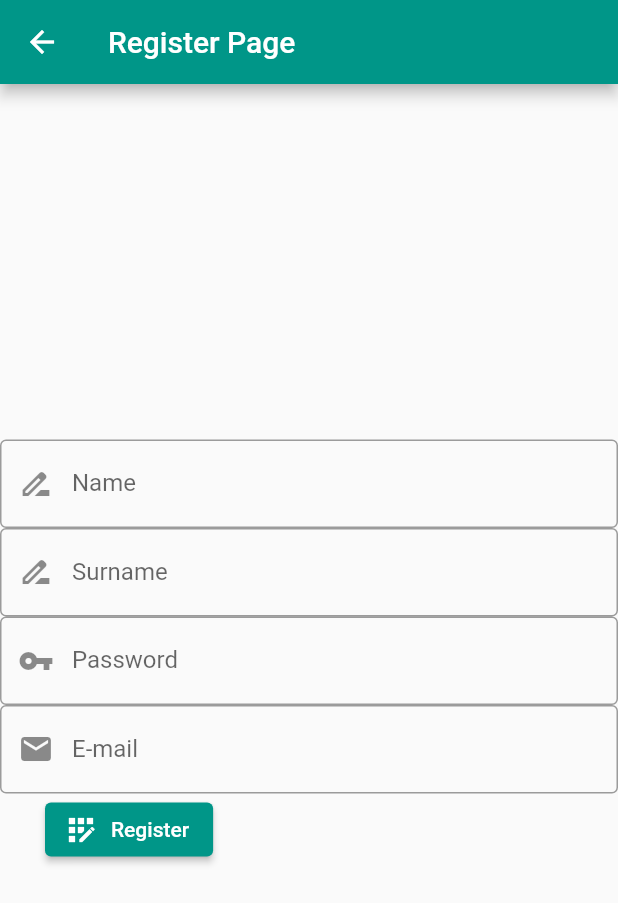
After one commit to batuhanbostanci/AlumniApp-Software-TemProject, a Flutter app: the screen it shows after launch, after a tap on "Login", after a tap on "Register", on a phone screen of 412 x 824 dp. The commit adds this screen. Shown: the top 903 px of the screen. Run offline on Flutter 3.47's test engine with Material 2 defaults, Android fonts, the phone set to English and light mode, and no system bars; our stand-ins replace cloud_firestore, firebase_auth, firebase_core; accounts and stored records are empty; network calls fail.

Commit message:
Connect FireStore and Adding Register Page

```diff
--- a/lib/login.dart
+++ b/lib/login.dart
@@ -1,5 +1,9 @@
+import 'package:alumnisoftwareapp/mainpage.dart';
+import 'package:alumnisoftwareapp/register.dart';
 import 'package:flutter/cupertino.dart';
 import 'package:flutter/material.dart';
+import 'package:firebase_auth/firebase_auth.dart';
+import 'package:cloud_firestore/cloud_firestore.dart';
 
 class LoginPage extends StatefulWidget {
   @override
@@ -9,6 +13,7 @@ class LoginPage extends StatefulWidget {
 class _LoginPageState extends State<LoginPage> {
   String email;
   String password;
+  String error = "";
   var formKey = GlobalKey<FormState>();
   bool rememberMe = false;
 
@@ -95,8 +100,9 @@ class _LoginPageState extends State<LoginPage> {
                         }),
                   ),
                   Expanded(
-                      child: TextButton(
-                          onPressed: () {}, child: Text("Forget Password?"))),
+                    child: TextButton(
+                        onPressed: () {}, child: Text("Forget Password?")),
+                  ),
                 ],
               ),
               Padding(
@@ -109,7 +115,32 @@ class _LoginPageState extends State<LoginPage> {
                           style: ElevatedButton.styleFrom(
                             primary: Colors.blueGrey,
                           ),
-                          onPressed: () {},
+                          onPressed: () async {
+                            if (formKey.currentState.validate()) {
+                              formKey.currentState.save();
+                              try {
+                                UserCredential userCredential =
+                                    await FirebaseAuth.instance
+                                        .signInWithEmailAndPassword(
+                                  email: email,
+                                  password: password,
+                                );
+                                Navigator.push(
+                                    context,
+                                    MaterialPageRoute(
+                                        builder: (context) => MainPage()));
+                              } on FirebaseAuthException catch (e) {
+                                if (e.code == 'user-not-found') {
+                                  error = 'No user found for that email';
+                                  print('No user found for that email.');
+                                } else if (e.code == 'wrong-password') {
+                                  error = 'No user found for that email';
+                                  print(
+                                      'Wrong password provided for that user.');
+                                }
+                              }
+                            }
+                          },
                           child: Text("Login")),
                     ),
                     SizedBox(
@@ -120,7 +151,12 @@ class _LoginPageState extends State<LoginPage> {
                           style: ElevatedButton.styleFrom(
                             primary: Colors.blueGrey,
                           ),
-                          onPressed: () {},
+                          onPressed: () {
+                            Navigator.push(
+                                context,
+                                MaterialPageRoute(
+                                    builder: (context) => Register()));
+                          },
                           child: Text("Register")),
                     ),
                   ],
--- a/lib/main.dart
+++ b/lib/main.dart
@@ -1,7 +1,10 @@
 import 'package:alumnisoftwareapp/login.dart';
+import 'package:firebase_core/firebase_core.dart';
 import 'package:flutter/material.dart';
 
-void main() {
+Future<void> main() async {
+  WidgetsFlutterBinding.ensureInitialized();
+  await Firebase.initializeApp();
   runApp(MaterialApp(
     debugShowCheckedModeBanner: false,
     theme: ThemeData(
--- /dev/null
+++ b/lib/mainpage.dart
@@ -0,0 +1,17 @@
+import 'package:flutter/material.dart';
+
+class MainPage extends StatefulWidget {
+  @override
+  _MainPageState createState() => _MainPageState();
+}
+
+class _MainPageState extends State<MainPage> {
+  @override
+  Widget build(BuildContext context) {
+    return Scaffold(
+      body: Container(
+        color: Colors.red,
+      ),
+    );
+  }
+}
--- /dev/null
+++ b/lib/register.dart
@@ -0,0 +1,122 @@
+import 'package:cloud_firestore/cloud_firestore.dart';
+import 'package:flutter/material.dart';
+import 'package:firebase_auth/firebase_auth.dart';
+
+class Register extends StatefulWidget {
+  @override
+  _RegisterState createState() => _RegisterState();
+}
+
+class _RegisterState extends State<Register> {
+  TextEditingController mailControl = new TextEditingController();
+  TextEditingController passwordControl = new TextEditingController();
+  TextEditingController nameControl = new TextEditingController();
+  TextEditingController surnameControl = new TextEditingController();
+  @override
+  Widget build(BuildContext context) {
+    return Scaffold(
+      appBar: AppBar(
+        title: Text("Register Page"),
+      ),
+      body: Container(
+        child: Center(
+          child: Column(
+            mainAxisAlignment: MainAxisAlignment.center,
+            crossAxisAlignment: CrossAxisAlignment.center,
+            children: <Widget>[
+              Expanded(
+                flex: 0,
+                child: TextField(
+                  controller: nameControl,
+                  decoration: InputDecoration(
+                    border: OutlineInputBorder(),
+                    labelText: 'Name',
+                    prefixIcon: Icon(Icons.drive_file_rename_outline),
+                  ),
+                ),
+              ),
+              Expanded(
+                flex: 0,
+                //padding: EdgeInsets.fromLTRB(30, 0, 30, 10),
+                child: TextField(
+                  controller: surnameControl,
+                  decoration: InputDecoration(
+                    border: OutlineInputBorder(),
+                    labelText: 'Surname',
+                    prefixIcon: Icon(Icons.drive_file_rename_outline),
+                  ),
+                ),
+              ),
+              Expanded(
+                flex: 0,
+                //padding: EdgeInsets.fromLTRB(30, 0, 30, 10),
+                child: TextField(
+                  controller: passwordControl,
+                  decoration: InputDecoration(
+                    border: OutlineInputBorder(),
+                    labelText: 'Password',
+                    prefixIcon: Icon(Icons.vpn_key),
+                  ),
+                ),
+              ),
+              Expanded(
+                flex: 0,
+                child: TextField(
+                  controller: mailControl,
+                  decoration: InputDecoration(
+                    border: OutlineInputBorder(),
+                    labelText: 'E-mail',
+                    prefixIcon: Icon(Icons.email),
+                  ),
+                ),
+              ),
+              Row(
+                children: <Widget>[
+                  Container(
+                    padding: EdgeInsets.fromLTRB(30, 0, 30, 10),
+                    child: ElevatedButton.icon(
+                      label: Text("Register"),
+                      icon: Icon(Icons.app_registration),
+                      onPressed: () async {
+                        try {
+                          //authentication part. it directly goes into authentication part
+                          UserCredential userCredential = await FirebaseAuth
+                              .instance
+                              .createUserWithEmailAndPassword(
+                            email: mailControl.text,
+                            password: passwordControl.text,
+                          );
+                        } on FirebaseAuthException catch (e) {
+                          //These are showing as a warning on the page Remainder!!
+                          //I added this part into database because we need to take these informations
+                          //then, we are goona put into profile page
+                          if (e.code == 'weak-password') {
+                            print('The password provided is too weak.');
+                          } else if (e.code == 'email-already-in-use') {
+                            print('The account already exists for that email.');
+                          }
+                        } catch (e) {
+                          print(e);
+                        }
+                        //These part for the adding firestore database. We can change our variables
+                        await FirebaseFirestore.instance
+                            .collection("users")
+                            .add({
+                          "name": nameControl.text,
+                          "surname": surnameControl.text,
+                          "password": passwordControl.text,
+                          "E-mail": mailControl.text,
+                        });
+                        Navigator.pop(context);
+                      },
+                    ),
+                  ),
+                ],
+              ),
+            ],
+          ),
+        ),
+      ),
+    );
+  }
+}
--- a/pubspec.yaml
+++ b/pubspec.yaml
@@ -28,6 +28,10 @@ dependencies:
   # The following adds the Cupertino Icons font to your application.
   # Use with the CupertinoIcons class for iOS style icons.
   cupertino_icons: ^1.0.2
+  cloud_firestore: ^2.1.0
+  firebase_core: ^1.1.1
+  firebase_auth: ^1.1.4
+  connectivity:
 
 dev_dependencies:
   flutter_test:
```
Also changed, not shown: pubspec.lock, 3 other files.
